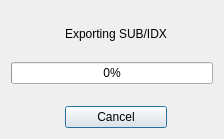
amichaelt/BDSup2SubPlusPlus, file src/progressdialog.ui: the form before one commit.
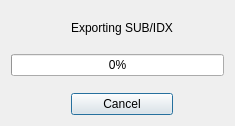
The form after the commit.

What changed in the file:
```diff
--- a/src/progressdialog.ui
+++ b/src/progressdialog.ui
@@ -6,10 +6,16 @@
    <rect>
     <x>0</x>
     <y>0</y>
-    <width>224</width>
-    <height>139</height>
+    <width>225</width>
+    <height>140</height>
    </rect>
   </property>
+  <property name="minimumSize">
+   <size>
+    <width>225</width>
+    <height>140</height>
+   </size>
+  </property>
   <property name="windowTitle">
    <string>Loading</string>
   </property>
@@ -17,6 +23,9 @@
    <bool>true</bool>
   </property>
   <layout class="QGridLayout" name="gridLayout">
+   <property name="sizeConstraint">
+    <enum>QLayout::SetFixedSize</enum>
+   </property>
    <item row="4" column="0" colspan="3">
     <widget class="QProgressBar" name="progressBar">
      <property name="value">
```
